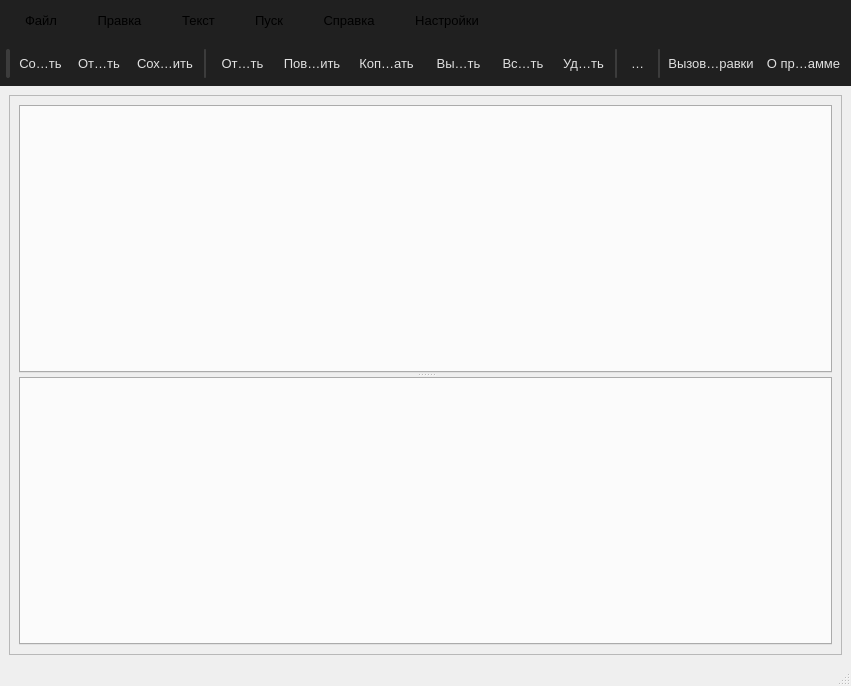
Before: the Qt Designer form text_editor.ui in MaKiToShI21/Text-Editor, drawn with Qt 5.
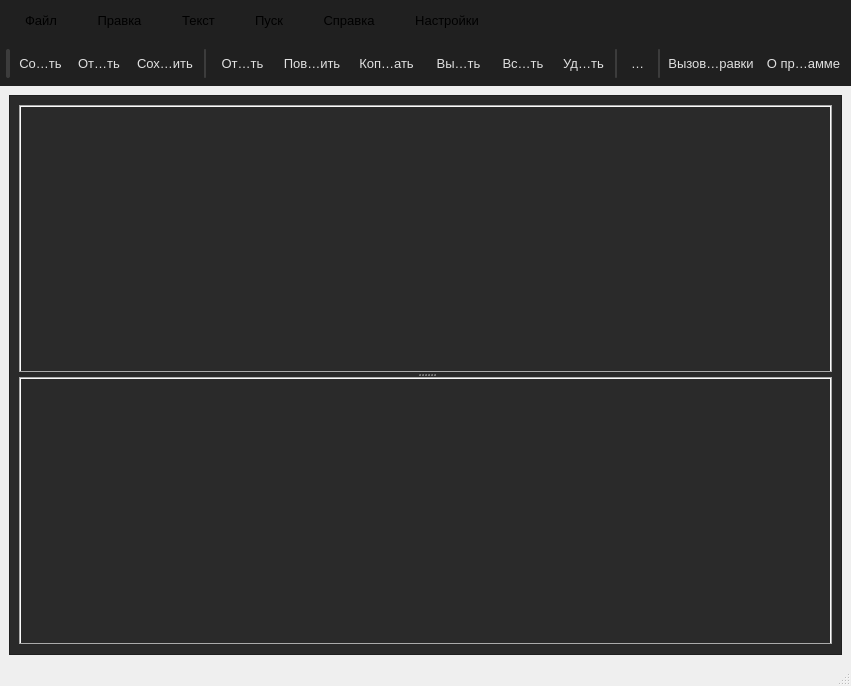
After: the same form once the commit is applied. Icons and pictures are not drawn.

```diff
--- a/text_editor.ui
+++ b/text_editor.ui
@@ -10,6 +10,12 @@
     <height>686</height>
    </rect>
   </property>
+  <property name="minimumSize">
+   <size>
+    <width>0</width>
+    <height>0</height>
+   </size>
+  </property>
   <property name="windowTitle">
    <string>Text Editor</string>
   </property>
@@ -29,9 +35,20 @@
    <bool>false</bool>
   </property>
   <widget class="QWidget" name="centralwidget">
+   <property name="minimumSize">
+    <size>
+     <width>0</width>
+     <height>0</height>
+    </size>
+   </property>
    <layout class="QVBoxLayout" name="verticalLayout_2">
     <item>
      <widget class="QFrame" name="frame">
+      <property name="styleSheet">
+       <string notr="true">QFrame {
+	background-color: rgb(42, 42, 42);
+}</string>
+      </property>
       <property name="frameShape">
        <enum>QFrame::Shape::StyledPanel</enum>
       </property>
```
Left out of the diff: 2 changed lines with no effect on the pictures.
